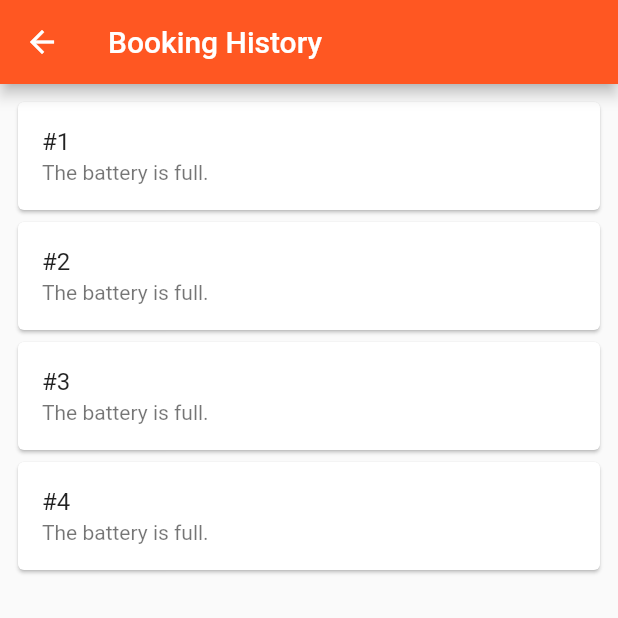
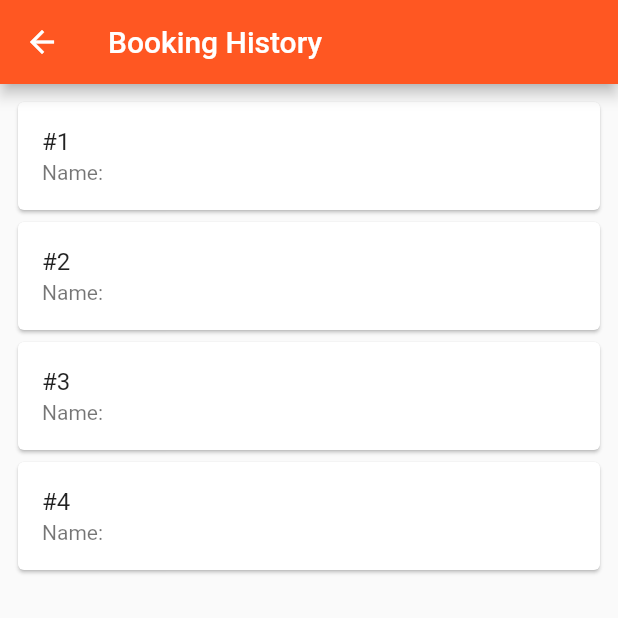
Before and after one commit to ekyut123/flutter-login-firebase-combined, a Flutter app: the BookingHistory screen opened directly, on a phone screen of 412 x 824 dp, the top half of it. Run offline on Flutter 3.47's test engine with Material 2 defaults, Android fonts, the phone set to English and light mode, and no system bars; our stand-ins replace anim_search_bar, cloud_firestore, firebase_auth, firebase_core, font_awesome_flutter, form_field_validator and 3 more; missing offline and left inert: flutter_polyline_points; accounts and stored records are empty.

Commit message:
Update booking-history.dart

```diff
--- a/lib/pages/navpages/booking-history.dart
+++ b/lib/pages/navpages/booking-history.dart
@@ -17,22 +17,22 @@ class BookingHistory extends StatelessWidget {
           Card(
               child: ListTile(
             title: Text("#1"),
-            subtitle: Text("The battery is full."),
+            subtitle: Text("Name:"),
           )),
           Card(
               child: ListTile(
             title: Text("#2"),
-            subtitle: Text("The battery is full."),
+            subtitle: Text("Name:"),
           )),
           Card(
               child: ListTile(
             title: Text("#3"),
-            subtitle: Text("The battery is full."),
+            subtitle: Text("Name:"),
           )),
           Card(
               child: ListTile(
             title: Text("#4"),
-            subtitle: Text("The battery is full."),
+            subtitle: Text("Name:"),
           )),
         ],
       ),
```
